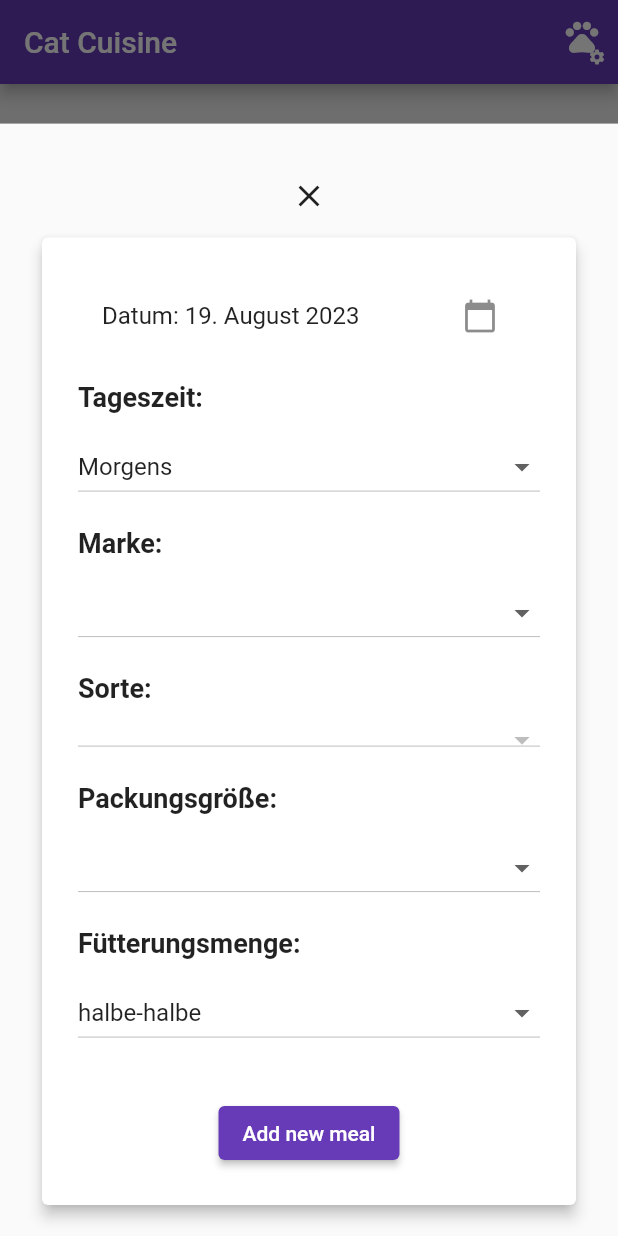
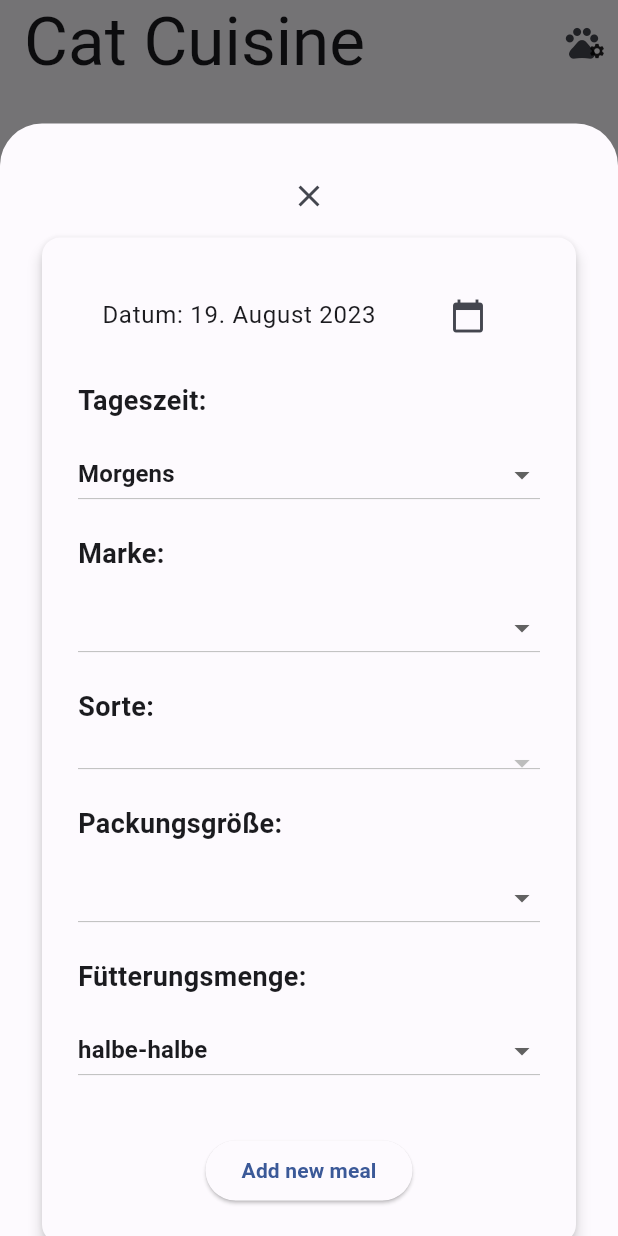
Before and after one commit to Yannis-tech/cat_cuisine_app, a Flutter app: the screen it shows after launch, after a tap on "Add Meal", on a phone screen of 412 x 824 dp. Run offline on Flutter 3.47's test engine with Material 2 defaults, Android fonts, the phone set to English and light mode, and no system bars; our stand-ins replace isar; accounts and stored records are empty; generated files the repository leaves out were written again.

Commit message:
theme and design

```diff
--- a/lib/main.dart
+++ b/lib/main.dart
@@ -1,4 +1,6 @@
 import 'package:cat_cuisine/src/features/main/presentation/main_screen.dart';
+import 'package:cat_cuisine/theme/color_schemes.g.dart';
+import 'package:cat_cuisine/theme/typography.dart';
 import 'package:flutter/material.dart';
 import 'package:intl/date_symbol_data_local.dart';
 
@@ -14,11 +16,18 @@ class MyApp extends StatelessWidget {
   @override
   Widget build(BuildContext context) {
     return MaterialApp(
-      title: 'CatCuisine',
+      title: 'Cat Cuisine',
       theme: ThemeData(
-        primarySwatch: Colors.deepPurple,
-        visualDensity: VisualDensity.adaptivePlatformDensity,
+        useMaterial3: true,
+        colorScheme: lightColorScheme,
+        textTheme: textTheme,
       ),
+      darkTheme: ThemeData(
+        useMaterial3: true,
+        colorScheme: darkColorScheme,
+        textTheme: textTheme,
+      ),
+      themeMode: ThemeMode.light,
       home: MainScreen(),
     );
   }
--- a/lib/src/features/main/presentation/main_screen.dart
+++ b/lib/src/features/main/presentation/main_screen.dart
@@ -1,10 +1,8 @@
 import 'package:cat_cuisine/src/features/meals/data/isar_service.dart';
+import 'package:cat_cuisine/src/features/meals/domain/meal.dart';
+import 'package:cat_cuisine/src/features/meals/presentation/manage_meal_screen.dart';
+import 'package:cat_cuisine/src/features/meals/presentation/meal_card.dart';
 import 'package:flutter/material.dart';
-
-import '../../meals/domain/cat.dart';
-import '../../meals/domain/meal.dart';
-import '../../meals/presentation/add_meal.dart';
-import '../../meals/presentation/update_meal.dart';
 
 class MainScreen extends StatelessWidget {
   MainScreen({Key? key}) : super(key: key);
@@ -12,11 +10,13 @@ class MainScreen extends StatelessWidget {
 
   @override
   Widget build(BuildContext context) {
+    var theme = Theme.of(context);
+
     return Scaffold(
-      backgroundColor: Color(0xFFEFEFEF),
+      backgroundColor: theme.colorScheme.background, // Using background color
       appBar: AppBar(
-        backgroundColor: Colors.deepPurple,
-        title: Text('Cat Cuisine'),
+        backgroundColor: theme.colorScheme.background, // Using primary color
+        title: Text('Cat Cuisine', style: theme.textTheme.displayMedium),
         actions: <Widget>[
           Stack(
             children: <Widget>[
@@ -34,6 +34,7 @@ class MainScreen extends StatelessWidget {
                   child: Icon(
                     Icons.settings,
                     size: 12,
+                    color: theme.iconTheme.color,
                   ),
                 ),
               ),
@@ -46,24 +47,37 @@ class MainScreen extends StatelessWidget {
         children: [
           Expanded(
             child: Padding(
-              padding: const EdgeInsets.all(8.0),
+              padding: const EdgeInsets.symmetric(
+                  horizontal: 12.0, vertical: 28.0), // Increased padding
               child: StreamBuilder<List<Meal>>(
                 stream: service.listenToMeals(),
-                builder: (context, snapshot) => GridView.count(
-                  crossAxisCount: 2,
-                  crossAxisSpacing: 8,
-                  mainAxisSpacing: 8,
-                  scrollDirection: Axis.horizontal,
+                builder: (context, snapshot) => ListView(
                   children: snapshot.hasData
                       ? snapshot.data!.map((meal) {
-                          return ElevatedButton(
-                            onPressed: () {
-                               List<Cat> cats = service.getAllCats();
-    Meal selectedMeal = /* obtain or define the selected meal here */;
-                              // Here we navigate to the UpdateMeal screen.
-                              UpdateMeal.navigate(context, selectedMeal, cats, onMealUpdated, service);
+                          return Padding(
+                            padding: const EdgeInsetsDirectional.only(
+                                top: 8, bottom: 8),
+                            child: MealCard(
+                              meal: meal,
+                              onTap: () {
+                                Meal selectedMeal = meal;
+                                showModalBottomSheet(
+                                  context: context,
+                                  isScrollControlled: true,
+                                  builder: (context) => SizedBox(
+                                    height: MediaQuery.of(context).size.height *
+                                        0.9,
+                                    child: ManageMealScreen.update(
+                                      meal: selectedMeal,
+                                      onSubmit: (updatedMeal) {
+                                        service.updateMeal(updatedMeal);
                                       },
-                            child: Text(meal.dateOfEntry.toString()),
+                                      service: service,
+                                    ),
+                                  ),
+                                );
+                              },
+                            ),
                           );
                         }).toList()
                       : [],
@@ -72,7 +86,16 @@ class MainScreen extends StatelessWidget {
             ),
           ),
           const SizedBox(height: 8),
-          ElevatedButton(
+          Padding(
+            padding: const EdgeInsets.symmetric(horizontal: 16),
+            child: ElevatedButton(
+              style: ElevatedButton.styleFrom(
+                foregroundColor: theme.colorScheme.onPrimary,
+                backgroundColor: theme.colorScheme.primary,
+                padding: const EdgeInsets.symmetric(
+                    horizontal: 16, vertical: 12), // Set padding as needed
+                minimumSize: const Size(88, 36), // Set minimum size as needed
+              ),
               onPressed: () {
                 showModalBottomSheet(
                   context: context,
@@ -81,11 +104,12 @@ class MainScreen extends StatelessWidget {
                   builder: (context) => SizedBox(
                     height: MediaQuery.of(context).size.height *
                         0.9, // 90% of screen height
-                  child: AddMeal(service),
+                    child: ManageMealScreen(service),
                   ),
                 );
               },
               child: const Text("Add Meal"),
+            ),
           ),
           const SizedBox(height: 8),
         ],
--- a/lib/src/features/meals/presentation/add_meal.dart
+++ b/lib/src/features/meals/presentation/manage_meal_screen.dart
@@ -9,29 +9,29 @@ import '../data/data_utils.dart';
 import '../data/isar_service.dart';
 import '../domain/meal.dart';
 
-class AddMeal extends StatefulWidget {
+class ManageMealScreen extends StatefulWidget {
   final Meal? meal;
   final ValueChanged<Meal>? onSubmit;
   final IsarService service;
 
   // Existing meal constructor for updating
-  AddMeal.update({
+  ManageMealScreen.update({
     Key? key,
     required this.meal,
     required this.onSubmit,
     required this.service,
   }) : super(key: key);
 
-  const AddMeal(this.service, {Key? key})
+  const ManageMealScreen(this.service, {Key? key})
       : meal = null,
         onSubmit = null,
         super(key: key);
 
   @override
-  State<AddMeal> createState() => _AddMealState();
+  State<ManageMealScreen> createState() => _ManageMealScreenState();
 }
 
-class _AddMealState extends State<AddMeal> {
+class _ManageMealScreenState extends State<ManageMealScreen> {
   // Initialize form controllers
   DateTime _dateOfEntry = DateTime.now();
   void _onDateChanged(DateTime? newDate) {
--- /dev/null
+++ b/lib/theme/typography.dart
@@ -0,0 +1,82 @@
+import 'package:flutter/material.dart';
+
+final textTheme = TextTheme(
+  displayLarge: TextStyle(
+    fontWeight: FontWeight.w400,
+    fontSize: 57,
+    height: 64 / 57,
+    letterSpacing: -0.25,
+  ),
+  displayMedium: TextStyle(
+    fontWeight: FontWeight.w400,
+    fontSize: 45,
+    height: 52 / 45,
+  ),
+  displaySmall: TextStyle(
+    fontWeight: FontWeight.w400,
+    fontSize: 36,
+    height: 44 / 36,
+  ),
+  headlineLarge: TextStyle(
+    fontWeight: FontWeight.w400,
+    fontSize: 32,
+    height: 40 / 32,
+  ),
+  headlineMedium: TextStyle(
+    fontWeight: FontWeight.w400,
+    fontSize: 28,
+    height: 36 / 28,
+  ),
+  headlineSmall: TextStyle(
+    fontWeight: FontWeight.w400,
+    fontSize: 24,
+    height: 32 / 24,
+  ),
+  titleLarge: TextStyle(
+    fontWeight: FontWeight.w700,
+    fontSize: 22,
+    height: 28 / 22,
+  ),
+  titleMedium: TextStyle(
+    fontWeight: FontWeight.w600,
+    fontSize: 16,
+    height: 24 / 16,
+    letterSpacing: 0.1,
+  ),
+  titleSmall: TextStyle(
+    fontWeight: FontWeight.w600,
+    fontSize: 14,
+    height: 20 / 14,
+    letterSpacing: 0.1,
+  ),
+  labelLarge: TextStyle(
+    fontWeight: FontWeight.w700,
+    fontSize: 14,
+    height: 20 / 14,
+  ),
+  labelMedium: TextStyle(
+    fontWeight: FontWeight.w700,
+    fontSize: 12,
+    height: 16 / 12,
+  ),
+  labelSmall: TextStyle(
+    fontWeight: FontWeight.w700,
+    fontSize: 11,
+    height: 16 / 11,
+  ),
+  bodyLarge: TextStyle(
+    fontWeight: FontWeight.w400,
+    fontSize: 16,
+    height: 24 / 16,
+  ),
+  bodyMedium: TextStyle(
+    fontWeight: FontWeight.w400,
+    fontSize: 14,
+    height: 20 / 14,
+  ),
+  bodySmall: TextStyle(
+    fontWeight: FontWeight.w400,
+    fontSize: 12,
+    height: 16 / 12,
+  ),
+);
--- a/pubspec.yaml
+++ b/pubspec.yaml
@@ -18,6 +18,7 @@ dependencies:
   isar: ^3.1.0+1
   isar_flutter_libs: ^3.1.0+1
   path_provider: ^2.1.0
+  flex_color_scheme: ^7.3.1
 
 dev_dependencies:
   flutter_test:
```
Also changed, not shown: lib/src/features/meals/data/isar_service.dart (+23 -12 lines), lib/src/features/meals/presentation/meal_card.dart (added, +64 -0 lines), lib/src/features/meals/presentation/update_meal.dart (deleted, +0 -63 lines), lib/theme/color_schemes.g.dart (added), pubspec.lock, 1 other file. Lines whose indentation alone changed are shown as unchanged.
